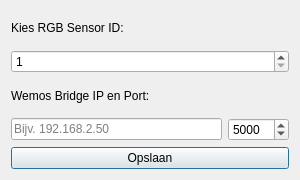
wifiinc/qt-dashboard-application, file settingswindow.ui: the form before one commit.
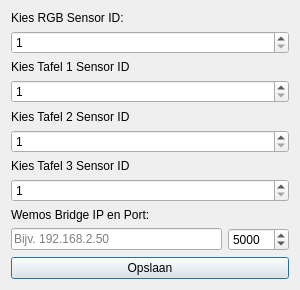
The form after the commit.

Commit message:
Tafel aanduiding implementatie (#19)
* UI tafels

* opvragen data met daan

* data ontvangen werkt nu

* Luisteren naar de tafel packets

* tafel Ids instellen

* save tafel ids

* smol bug, wrong varname

---------

```diff
--- a/settingswindow.ui
+++ b/settingswindow.ui
@@ -7,19 +7,19 @@
     <x>0</x>
     <y>0</y>
     <width>300</width>
-    <height>180</height>
+    <height>290</height>
    </rect>
   </property>
   <property name="minimumSize">
    <size>
     <width>300</width>
-    <height>180</height>
+    <height>290</height>
    </size>
   </property>
   <property name="maximumSize">
    <size>
     <width>300</width>
-    <height>180</height>
+    <height>290</height>
    </size>
   </property>
   <property name="windowTitle">
@@ -47,8 +47,66 @@
      </property>
     </widget>
    </item>
-
-   <!-- Bridge IP en Port -->
+   <item>
+    <widget class="QLabel" name="labelTafel1SensorId">
+     <property name="text">
+      <string>Kies Tafel 1 Sensor ID</string>
+     </property>
+    </widget>
+   </item>
+   <item>
+    <widget class="QSpinBox" name="spinBoxTafel1SensorId">
+     <property name="minimum">
+      <number>1</number>
+     </property>
+     <property name="maximum">
+      <number>255</number>
+     </property>
+     <property name="value">
+      <number>1</number>
+     </property>
+    </widget>
+   </item>
+   <item>
+    <widget class="QLabel" name="labelTafel2SensorId">
+     <property name="text">
+      <string>Kies Tafel 2 Sensor ID</string>
+     </property>
+    </widget>
+   </item>
+   <item>
+    <widget class="QSpinBox" name="spinBoxTafel2SensorId">
+     <property name="minimum">
+      <number>1</number>
+     </property>
+     <property name="maximum">
+      <number>255</number>
+     </property>
+     <property name="value">
+      <number>1</number>
+     </property>
+    </widget>
+   </item>
+   <item>
+    <widget class="QLabel" name="labelTafel3SensorId">
+     <property name="text">
+      <string>Kies Tafel 3 Sensor ID</string>
+     </property>
+    </widget>
+   </item>
+   <item>
+    <widget class="QSpinBox" name="spinBoxTafel3SensorId">
+     <property name="minimum">
+      <number>1</number>
+     </property>
+     <property name="maximum">
+      <number>255</number>
+     </property>
+     <property name="value">
+      <number>1</number>
+     </property>
+    </widget>
+   </item>
    <item>
     <widget class="QLabel" name="labelBridgeIp">
      <property name="text">
```
Left out of the diff: 3 changed lines with no effect on the pictures. The commit also changes 7 other files.
